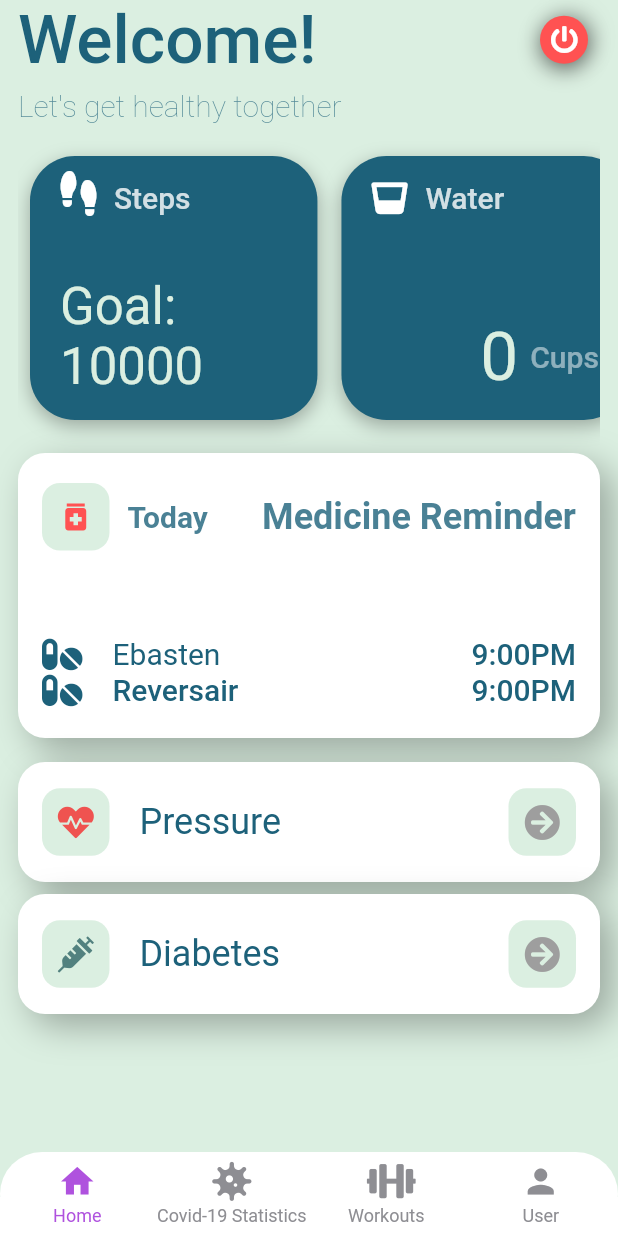
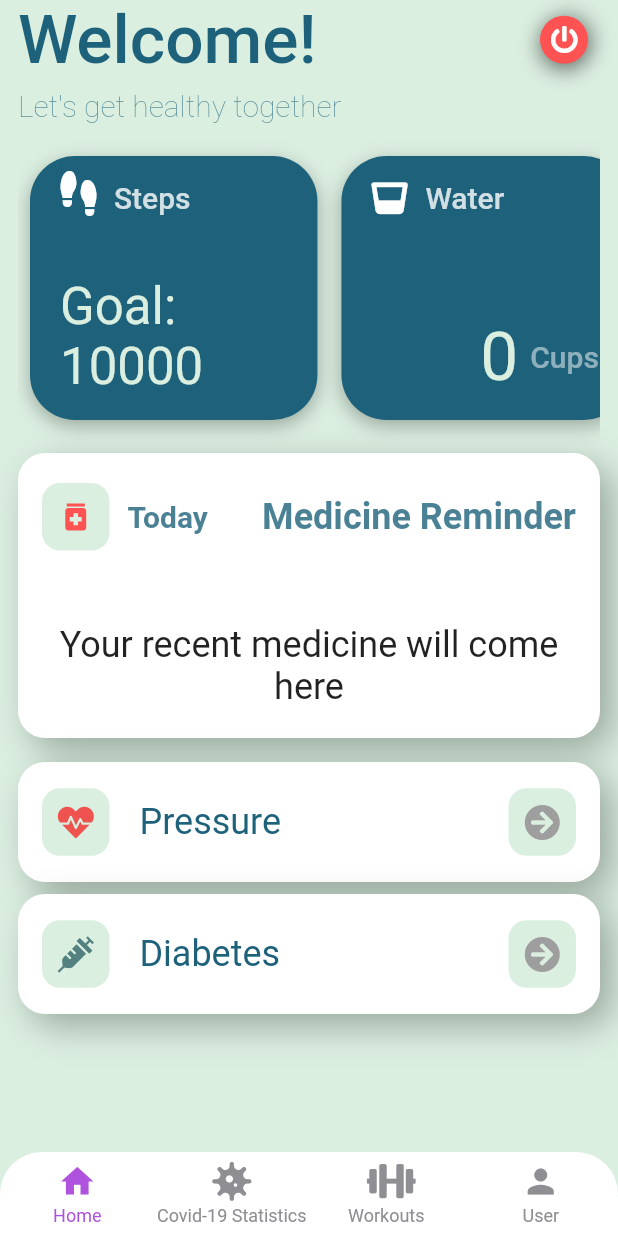
Before and after one commit to SumayaSiddique/Care_4_U_project, a Flutter app: the screen it shows once a user with an empty profile is signed in, on a phone screen of 412 x 824 dp. Run offline on Flutter 3.47's test engine with Material 2 defaults, Android fonts, the phone set to English and light mode, and no system bars; drawn by our look-alikes of persistent_bottom_nav_bar; our stand-ins replace carousel_slider, cloud_firestore, firebase_auth, firebase_core, fl_chart, flutter_local_notifications and 15 more; accounts and stored records are empty; Roboto replaces fonts that are missing (SF Pro Rounded); project files that could hold a hidden picture were left out.

Commit message:
recent 2 medicine is coming from firestore

```diff
--- a/care_4_u_project/lib/Screens/Home/modules/MedicineView.dart
+++ b/care_4_u_project/lib/Screens/Home/modules/MedicineView.dart
@@ -1,6 +1,8 @@
 import 'package:care_4_u_project/Datamodel/MedicineDatamodel/MedicineDatamodel.dart';
 import 'package:care_4_u_project/Screens/Home/modules/HomeLargeCard.dart';
 import 'package:care_4_u_project/Screens/Medicine%20Reminder/MedicineReminder.dart';
+import 'package:cloud_firestore/cloud_firestore.dart';
+import 'package:firebase_auth/firebase_auth.dart';
 import 'package:flutter/material.dart';
 import 'package:font_awesome_flutter/font_awesome_flutter.dart';
 import 'package:get/get.dart';
@@ -17,6 +19,14 @@ class MedicineView extends StatelessWidget {
 
   @override
   Widget build(BuildContext context) {
+    final Stream<QuerySnapshot> _medicineCollections = FirebaseFirestore
+        .instance
+        .collection('users')
+        .doc(FirebaseAuth.instance.currentUser!.uid)
+        .collection('medicines')
+        .limit(2)
+        .snapshots();
+
     return Padding(
       padding: const EdgeInsets.symmetric(
         horizontal: 0,
@@ -59,7 +69,78 @@ class MedicineView extends StatelessWidget {
                 image: 'images/HomeBG/medicine.jpeg',
                 child: Column(
                   children: [
-                    Row(
+                    StreamBuilder<QuerySnapshot>(
+                      stream: _medicineCollections,
+                      builder: (BuildContext context,
+                          AsyncSnapshot<QuerySnapshot> snapshot) {
+                        if (snapshot.hasError) {
+                          return Text('Something went wrong');
+                        }
+
+                        if (snapshot.connectionState ==
+                            ConnectionState.waiting) {
+                          return Text("Loading");
+                        }
+                        if (snapshot.data!.docs.length == 0) {
+                          return Center(
+                            child: Container(
+                              child: Text(
+                                "Your recent medicine will come here",
+                                textAlign: TextAlign.center,
+                                style: Get.textTheme.headline5,
+                              ),
+                            ),
+                          );
+                        } else
+                          return ListView(
+                            physics: NeverScrollableScrollPhysics(),
+                            shrinkWrap: true,
+                            children: snapshot.data!.docs
+                                .map((DocumentSnapshot document) {
+                              Map<String, dynamic> data =
+                                  document.data()! as Map<String, dynamic>;
+
+                              Timestamp timestamp = data['time'];
+                              final dateFormat = timestamp.toDate();
+                              return MedicineRow(
+                                theme: theme,
+                                name: "Napa",
+                                time: TimeOfDay(
+                                  hour: dateFormat.hour,
+                                  minute: dateFormat.minute,
+                                ),
+                              );
+                            }).toList(),
+                          );
+                      },
+                    ),
+                  ],
+                ),
+              ),
+            ),
+          ),
+        ],
+      ),
+    );
+  }
+}
+
+class MedicineRow extends StatelessWidget {
+  const MedicineRow({
+    Key? key,
+    required this.theme,
+    required this.name,
+    required this.time,
+  }) : super(key: key);
+
+  final String name;
+  final TimeOfDay time;
+
+  final TextTheme theme;
+
+  @override
+  Widget build(BuildContext context) {
+    return Row(
       mainAxisAlignment: MainAxisAlignment.spaceBetween,
       crossAxisAlignment: CrossAxisAlignment.start,
       children: [
@@ -73,7 +154,7 @@ class MedicineView extends StatelessWidget {
               width: 20,
             ),
             Text(
-                              'Ebasten',
+              name,
               style: TextStyle(
                 fontSize: theme.headline6!.fontSize,
                 color: Color(0xff1d617A),
@@ -83,49 +164,12 @@ class MedicineView extends StatelessWidget {
           ],
         ),
         Text(
-                          '9:00PM',
+          "${formatTimeOfDay(time)}",
           style: theme.headline6!.apply(
             color: Color(0xff1d617A),
           ),
         ),
       ],
-                    ),
-                    Row(
-                      mainAxisAlignment: MainAxisAlignment.spaceBetween,
-                      crossAxisAlignment: CrossAxisAlignment.start,
-                      children: [
-                        Row(
-                          children: [
-                            FaIcon(
-                              FontAwesomeIcons.pills,
-                              color: Color(0xff1d617A),
-                            ),
-                            SizedBox(
-                              width: 20,
-                            ),
-                            Text(
-                              'Reversair',
-                              style: theme.headline6!.apply(
-                                color: Color(0xff1d617A),
-                              ),
-                            ),
-                          ],
-                        ),
-                        Text(
-                          '9:00PM',
-                          style: theme.headline6!.apply(
-                            color: Color(0xff1d617A),
-                          ),
-                        ),
-                      ],
-                    ),
-                  ],
-                ),
-              ),
-            ),
-          ),
-        ],
-      ),
     );
   }
 }
```
Lines whose indentation alone changed are shown as unchanged.
